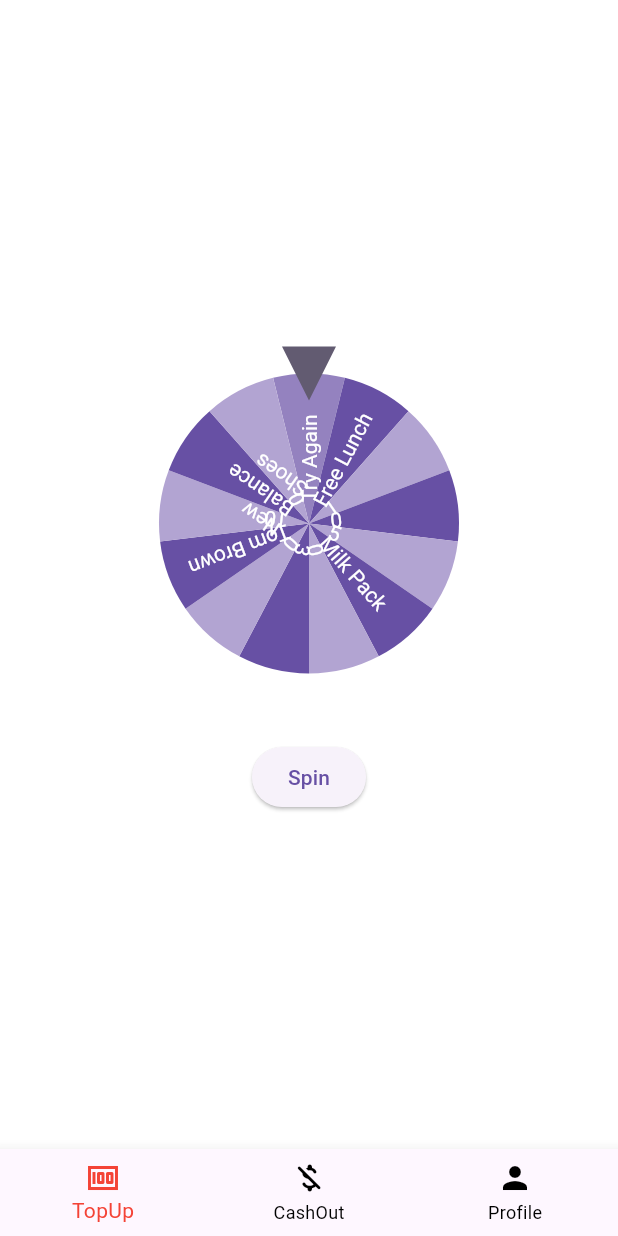
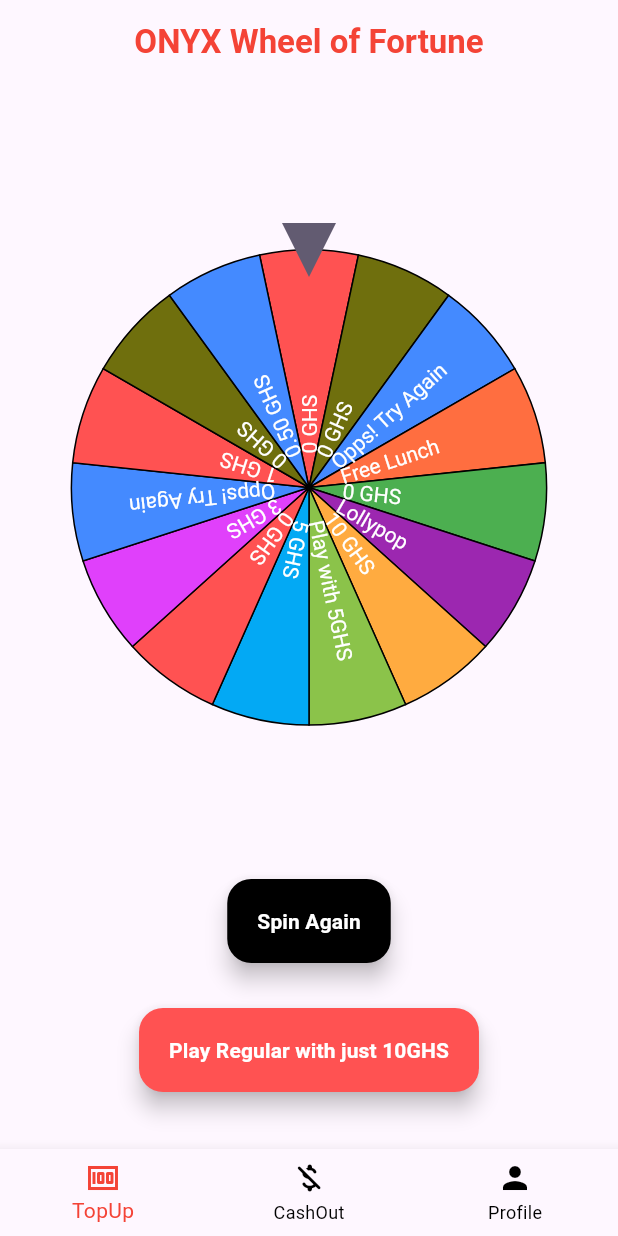
Before and after one commit to GenesisOzzy/Spin-Da-Wheel-game, a Flutter app: the screen it shows after launch, on a phone screen of 412 x 824 dp. Run offline on Flutter 3.47's test engine with Material 3 defaults, Android fonts, the phone set to English and light mode, and no system bars; drawn by our look-alikes of flutter_fortune_wheel; our stand-ins replace confetti.

Commit message:
Update for iteration 5

```diff
--- a/lib/main.dart
+++ b/lib/main.dart
@@ -2,7 +2,6 @@ import 'package:flutter/material.dart';
 import 'package:list_projects/my_game_app.dart';
 
 
-
 void main() {
-  runApp(const MyGameApp());
+  runApp(MyApp());
 }
--- a/lib/my_game_app.dart
+++ b/lib/my_game_app.dart
@@ -1,19 +1,19 @@
 import 'package:flutter/material.dart';
-
 import 'package:list_projects/spinwheel_home.dart';
 
-class MyGameApp extends StatelessWidget {
-  const MyGameApp({Key? key}) : super(key: key);
+
+class MyApp extends StatelessWidget {
+  const MyApp({Key? key}) : super(key: key);
 
   @override
   Widget build(BuildContext context) {
     return MaterialApp(
       debugShowCheckedModeBanner: false,
-      title: 'Flutter Demo',
+      title: 'Gfg Lunch Wheel',
       theme: ThemeData(
-        primarySwatch: Colors.blue,
+        primarySwatch: Colors.green,
       ),
-      home: const SpinWheelHome(),
+      home: RegularPage(),
     );
   }
 }
--- a/lib/spinwheel_home.dart
+++ b/lib/spinwheel_home.dart
@@ -1,131 +1,185 @@
+import 'dart:async';
+import 'dart:math';
 import 'package:flutter/material.dart';
 import 'package:flutter_fortune_wheel/flutter_fortune_wheel.dart';
+import 'package:confetti/confetti.dart';
+import 'package:list_projects/premium_page.dart';
 import 'package:list_projects/settings_home_page.dart';
 import 'package:list_projects/spinwheel_registration.dart';
-import 'package:rxdart/rxdart.dart';
-import 'dart:math';
 
-class SpinWheelHome extends StatefulWidget {
-  const SpinWheelHome({super.key});
+
+class RegularPage extends StatefulWidget {
+  @override
+  _RegularPageState createState() => _RegularPageState();
+}
+
+class Prize {
+  final String reward;
+
+  Prize({required this.reward});
+}
+
+class _RegularPageState extends State<RegularPage> {
+  StreamController<int> selected = StreamController<int>();
+  late ConfettiController _centerController;
+
+  List<Prize> _prizes = [
+    Prize(reward: '0 GHS'),
+    Prize(reward: '0 GHS'),
+    Prize(reward: 'Opps! Try Again'),
+    Prize(reward: 'Free Lunch'),
+    Prize(reward: '0 GHS'),
+    Prize(reward: 'Lollypop'),
+    Prize(reward: '10 GHS'),
+    Prize(reward: 'Play with 5GHS'),
+    Prize(reward: '5 GHS'),
+    Prize(reward: '0 GHS'),
+    Prize(reward: '3 GHS'),
+    Prize(reward: 'Opps! Try Again'),
+    Prize(reward: '1 GHS'),
+    Prize(reward: '0 GHS'),
+    Prize(reward: '0.50 GHS'),
+  ];
 
   @override
-  State<SpinWheelHome> createState() => _SpinWheelHomeState();
+  void initState() {
+    super.initState();
+    _centerController =
+        ConfettiController(duration: const Duration(seconds: 10));
   }
-
-class _SpinWheelHomeState extends State<SpinWheelHome> {
-  final selected = BehaviorSubject<int>();
-  int rewards = 0;
-  int spinCount = 0;
-
-  List<dynamic> items = [
-    "Try Again",
-    "Free Lunch",
-    1,
-    0,
-    5,
-    "Milk Pack",
-    0,
-    3,
-    0,
-    "Tom Brown",
-    10,
-    "New Balance Shoes",
-    0,
-  ];
 
   @override
   void dispose() {
     selected.close();
+    _centerController.dispose();
     super.dispose();
   }
+
+  var selectedReward = "";
+  var selectedColor = Colors.black; // Default color
 
   @override
   Widget build(BuildContext context) {
     return Scaffold(
-      backgroundColor: Colors.white,
-      body: Center(
+      bottomNavigationBar: buildBottomNavigationBar(),
+      appBar: AppBar(
+        centerTitle: true,
+        title: const Text(
+          'ONYX Wheel of Fortune',
+          textAlign: TextAlign.center,
+          style: TextStyle(fontWeight: FontWeight.bold, color: Colors.red),
+        ),
+      ),
+      body: _prizes.length > 2
+          ? Padding(
+              padding: const EdgeInsets.all(8.0),
+              child: GestureDetector(
+                onTap: () {
+                  setState(() {
+                    int selectedIndex = Fortune.randomInt(0, _prizes.length);
+                    selected.add(selectedIndex);
+                    selectedReward = _prizes[selectedIndex].reward;
+                    selectedColor = _getPrizeColor(selectedIndex);
+                  });
+                },
                 child: Column(
-          mainAxisAlignment: MainAxisAlignment.center,
                   children: [
-            buildFortuneWheel(),
-            const SizedBox(height: 20.0),
-            buildSpinButton(),
+                    Expanded(
+                      child: FortuneWheel(
+                        selected: selected.stream,
+                        items: [
+                          for (var it in _prizes)
+                            FortuneItem(
+                              child: Text(it.reward),
+                              style: FortuneItemStyle(
+                                color: _getPrizeColor(_prizes.indexOf(it)),
+                              ),
+                            ),
+                        ],
+                        onAnimationEnd: () {
+                          _centerController.play();
+                          showDialog(
+                            barrierDismissible: true,
+                            context: context,
+                            builder: (BuildContext context) {
+                              return Center(
+                                child: AlertDialog(
+                                  scrollable: true,
+                                  title: Text(
+                                      "Hurray! You've won. Congratulations"),
+                                  content: Column(
+                                    children: [
+                                      ConfettiWidget(
+                                        confettiController: _centerController,
+                                        blastDirection: pi / 2,
+                                        maxBlastForce: 5,
+                                        minBlastForce: 1,
+                                        emissionFrequency: 0.03,
+                                        numberOfParticles: 10,
+                                        gravity: 0,
+                                      ),
+                                      SizedBox(height: 10),
+                                      Text(
+                                        selectedReward,
+                                        style: TextStyle(
+                                          fontSize: 22,
+                                          fontWeight: FontWeight.bold,
+                                          color: selectedColor,
+                                        ),
+                                      ),
                                     ],
                                   ),
                                 ),
-      bottomNavigationBar: buildBottomNavigationBar(),
                               );
-  }
+                            },
+                          );
+                        },
+                      ),
+                    ),
+                    FloatingActionButton.extended(
+                      onPressed: () {
+                        setState(() {
+                          int selectedIndex = Random().nextInt(_prizes.length);
+                          selected.add(selectedIndex);
+                          selectedReward = _prizes[selectedIndex].reward;
+                          selectedColor = _getPrizeColor(selectedIndex);
+                        });
+                      },
+                      backgroundColor: Colors.black,
+                      label: Text(
+                        'Spin Again',
+                        textAlign: TextAlign.center,
+                        style: TextStyle(
+                          fontWeight: FontWeight.bold,
+                          color: Colors.white,
+                        ),
+                      ),
+                    ),
+                    SizedBox(height: 30),
+                    FloatingActionButton.extended(
+                      onPressed: () {
+                        Navigator.of(context).push(MaterialPageRoute(
+                            builder: (context) => PremiumPage()));
+                      },
+                      backgroundColor: Colors.redAccent,
+                      label: Text(
+                        'Play Regular with just 10GHS',
+                        textAlign: TextAlign.center,
+                        style: TextStyle(
+                            fontWeight: FontWeight.bold, color: Colors.white),
+                      ),
+                    ),
+                    SizedBox(height: 30),
+                  ],
+                ),
+              ),
+            )
+          : Center(
+              child: CircularProgressIndicator(color: Colors.green),
+            ),
 
-  Widget buildFortuneWheel() {
 
-  return SizedBox(
-    height: 250,
-    child: FortuneWheel(
-      selected: selected.stream,
-      animateFirst: false,
-      items: [
-      for (int i = 0; i < items.length; i++)
-        FortuneItem(child: Text(items[i].toString())),
-    ],
-    onAnimationEnd: () {
-        setState(() {
-          spinCount++;
-
-          if (spinCount % 10 == 0) {
-            showSnackBar("Congratulations! You just won an additional 10 Cedis!");
-          }
-
-          if (spinCount % 20 == 0) {
-            showSnackBar("Amazing! You just won an additional 15 Cedis!");
-          }
-        });
-
-        showSnackBar("You just won ${items[selected.value]} Cedis!");
-      },
-      )
     );
-}
-
-  //Spin Buttom
-  Widget buildSpinButton() {
-    return ElevatedButton(
-      onPressed: () {
-        spinWheel();
-      },
-      child: Text('Spin'),
-    );
-  }
-
-  void spinWheel() {
-    setState(() {
-      int selectedIndex;
-
-      if (spinCount == 9) {
-        if (Random().nextDouble() < 0.4) {
-          selectedIndex = items.indexOf(11);
-        }
-        else{
-          List<int> shuffledItems = items
-            .map((item) => item is int ? items.indexOf(item) : -1)
-            .toList()
-              ..removeWhere((index) => index == -1);
-              selectedIndex = shuffledItems.isNotEmpty
-              ? Random().nextInt(shuffledItems.length)
-              : 0;
-          }
-        }
-        else {
-          List<int> shuffledItems = items
-          .map((item) => item is int ? items.indexOf(item) : -1)
-          .toList()
-            ..removeWhere((index) => index == -1);
-            selectedIndex = shuffledItems.isNotEmpty
-            ? Random().nextInt(shuffledItems.length)
-            : 0;
-        }
-      selected.add(selectedIndex);
-    });
   }
 
    Widget buildBottomNavigationBar() {
@@ -179,3 +233,25 @@ class _SpinWheelHomeState extends State<SpinWheelHome> {
     MaterialPageRoute(builder: (context) => SettingsHomePage()));
   }
 }
+
+
+  Color _getPrizeColor(int index) {
+    // Colors array containing primary, secondary, and tertiary colors
+    List<Color> colors = [
+      Colors.redAccent,
+      Color.fromARGB(255, 111, 111, 13),
+      Colors.blueAccent,
+      Colors.deepOrangeAccent,
+      Colors.green,
+      Colors.purple,
+      Colors.orangeAccent,
+      Colors.lightGreen,
+      Colors.lightBlue,
+      Colors.redAccent,
+      Colors.purpleAccent,
+      Colors.blueAccent,
+    ];
+
+    return colors[index %
+        colors.length]; // Repeat colors if there are more prizes than colors
+  }
--- a/pubspec.yaml
+++ b/pubspec.yaml
@@ -37,6 +37,8 @@ dependencies:
   cupertino_icons: ^1.0.2
   flutter_fortune_wheel: ^1.3.0
   rxdart: ^0.27.7
+  http: ^1.2.0
+  confetti: ^0.7.0
 
 dev_dependencies:
   flutter_test:
```
Also changed, not shown: lib/premium_page.dart (added, +268 -0 lines), pubspec.lock, 2 other files. Lines whose indentation alone changed are shown as unchanged.
